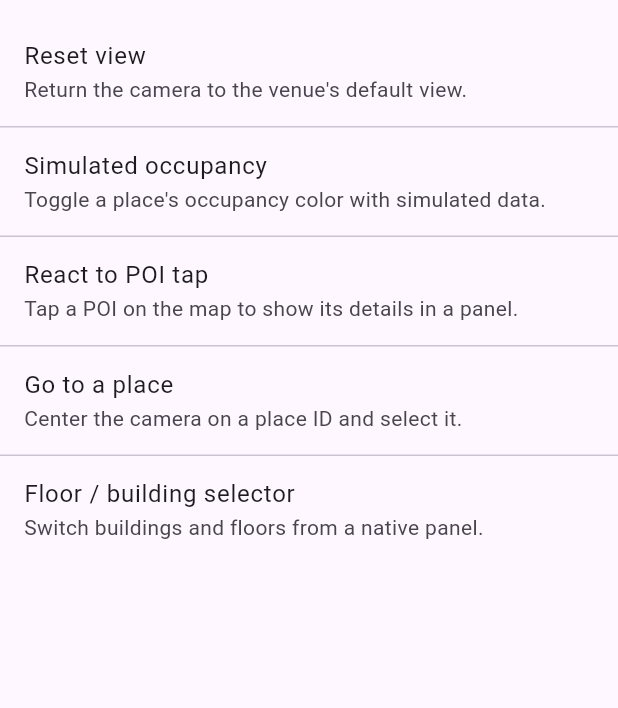
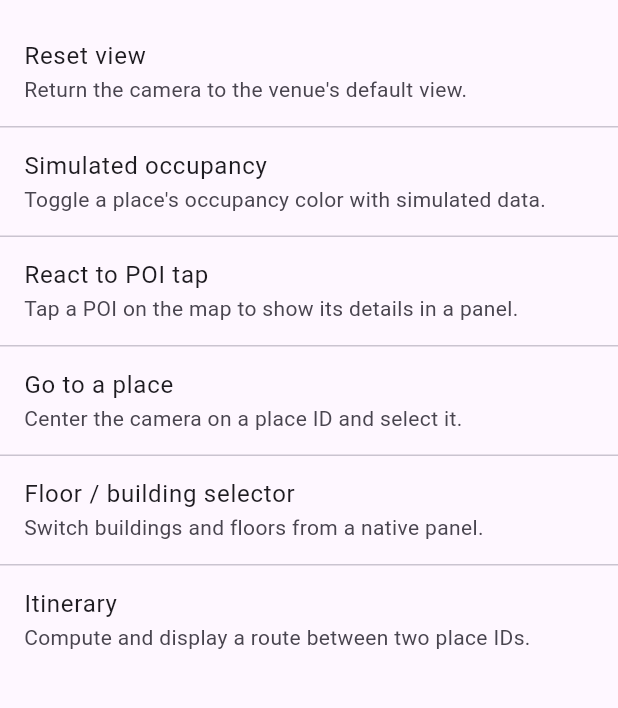
Before and after one commit to visioglobe-sas/VisioOneMeetFlutter, a Flutter app: the screen it shows after launch, on a phone screen of 412 x 824 dp, the part 66-774 px from its top. Run offline on Flutter 3.47's test engine with Material 3 defaults, Android fonts, the phone set to English and light mode, and no system bars; our stand-ins replace webview_flutter; missing offline and left inert: webview_flutter_android, webview_flutter_wkwebview; generated files the repository leaves out were written again.

Commit message:
Wire compute-navigation (Itinéraire) to a FAB + bottom sheet UI
startItinerary already existed end-to-end on VisioOneController and the
JS bridge (assets/www/map.html) — status 🟡 in the hub's CHECKLIST.md.
Add ComputeNavigationOverlay (From/To place ID fields + Itinerary
button), wire it into the feature menu registry and EN/FR locales, and
document it in docs/features/compute-navigation.md.

```diff
--- a/lib/features/feature.dart
+++ b/lib/features/feature.dart
@@ -3,6 +3,7 @@ import 'package:flutter/material.dart';
 import '../l10n/app_localizations.dart';
 import '../visio_one/visio_one_controller.dart';
 import '../visio_one/visio_one_message.dart';
+import 'compute_navigation_overlay.dart';
 import 'floor_selector_overlay.dart';
 import 'goto_poi_overlay.dart';
 import 'occupancy_simulation_overlay.dart';
@@ -19,7 +20,8 @@ enum Feature {
   occupancySimulated('occupancy-simulated'),
   poiClick('poi-click'),
   gotoPoi('goto-poi'),
-  floorSelector('floor-selector');
+  floorSelector('floor-selector'),
+  computeNavigation('compute-navigation');
 
   const Feature(this.slug);
 
@@ -31,6 +33,7 @@ enum Feature {
     Feature.poiClick => l10n.poiClickTitle,
     Feature.gotoPoi => l10n.gotoPoiTitle,
     Feature.floorSelector => l10n.floorSelectorTitle,
+    Feature.computeNavigation => l10n.computeNavigationTitle,
   };
 
   String description(AppLocalizations l10n) => switch (this) {
@@ -39,6 +42,7 @@ enum Feature {
     Feature.poiClick => l10n.poiClickDescription,
     Feature.gotoPoi => l10n.gotoPoiDescription,
     Feature.floorSelector => l10n.floorSelectorDescription,
+    Feature.computeNavigation => l10n.computeNavigationDescription,
   };
 
   Widget buildOverlay(BuildContext context, VisioOneController controller) => switch (this) {
@@ -47,6 +51,7 @@ enum Feature {
     Feature.poiClick => const PoiClickOverlay(),
     Feature.gotoPoi => GotoPoiOverlay(controller: controller),
     Feature.floorSelector => FloorSelectorOverlay(controller: controller),
+    Feature.computeNavigation => ComputeNavigationOverlay(controller: controller),
   };
 
   /// Réagit à un message JS -> Native que [VisioOneMapShell] ne gère pas
@@ -67,6 +72,7 @@ enum Feature {
       case Feature.occupancySimulated:
       case Feature.gotoPoi:
       case Feature.floorSelector:
+      case Feature.computeNavigation:
         break;
     }
   }
--- a/lib/l10n/app_en.arb
+++ b/lib/l10n/app_en.arb
@@ -9,5 +9,7 @@
   "gotoPoiTitle": "Go to a place",
   "gotoPoiDescription": "Center the camera on a place ID and select it.",
   "floorSelectorTitle": "Floor / building selector",
-  "floorSelectorDescription": "Switch buildings and floors from a native panel."
+  "floorSelectorDescription": "Switch buildings and floors from a native panel.",
+  "computeNavigationTitle": "Itinerary",
+  "computeNavigationDescription": "Compute and display a route between two place IDs."
 }
--- a/lib/l10n/app_fr.arb
+++ b/lib/l10n/app_fr.arb
@@ -9,5 +9,7 @@
   "gotoPoiTitle": "Aller à un lieu",
   "gotoPoiDescription": "Centre la caméra sur un identifiant de lieu et le sélectionne.",
   "floorSelectorTitle": "Sélection d'étage / bâtiment",
-  "floorSelectorDescription": "Change de bâtiment et d'étage depuis un panneau natif."
+  "floorSelectorDescription": "Change de bâtiment et d'étage depuis un panneau natif.",
+  "computeNavigationTitle": "Itinéraire",
+  "computeNavigationDescription": "Calcule et affiche un itinéraire entre deux identifiants de lieu."
 }
```
Also changed, not shown: lib/features/compute_navigation_overlay.dart (added, +60 -0 lines), 1 other file.
